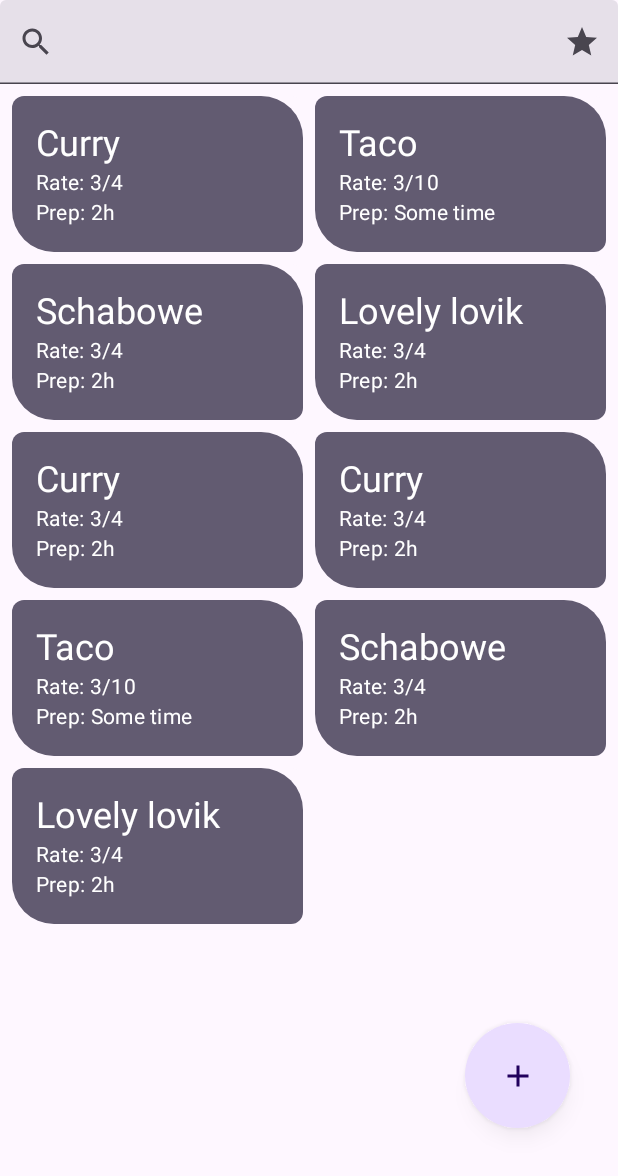
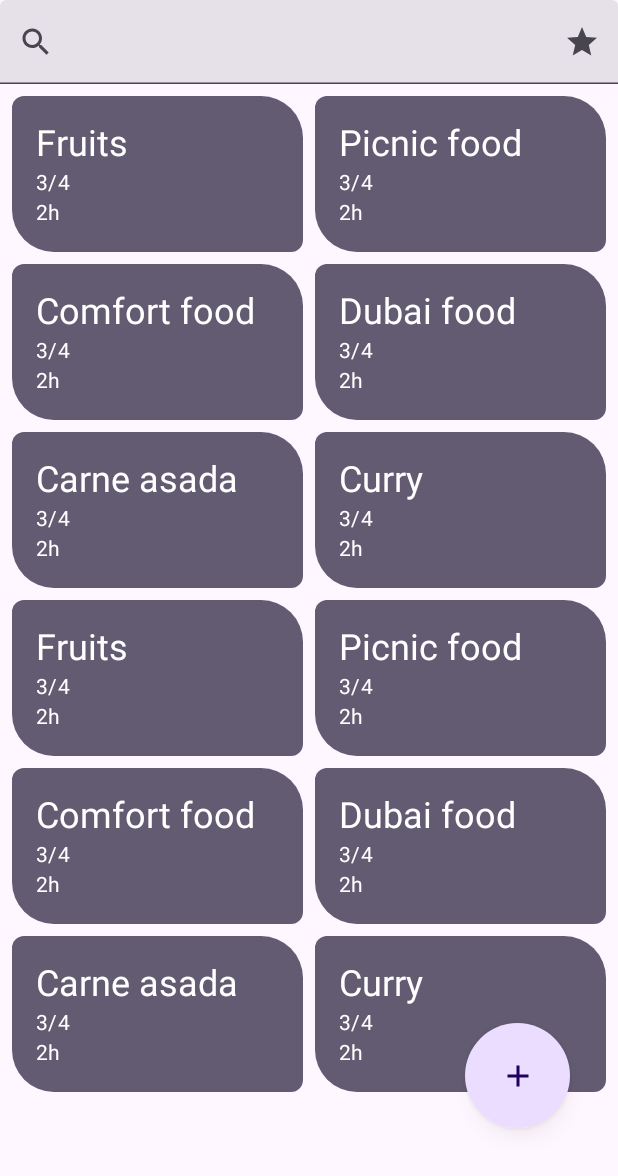
Before and after one commit to bardss/MyRecipeBookV2, an Android app built with Jetpack Compose: the screen it shows after launch (MainActivity), on a phone screen of 412 x 824 dp, the part 60-1236 px from its top. Run offline under Robolectric (Android 15) with nearby library versions, the phone set to English and light mode, and no system bars; our stand-ins replace Dagger/Hilt's generated code; pictures from the network do not load.

Commit message:
Hilt dependencies, viewModel

```diff
--- a/app/src/main/java/com/jakubaniola/myrecipebook/MainActivity.kt
+++ b/app/src/main/java/com/jakubaniola/myrecipebook/MainActivity.kt
@@ -4,7 +4,7 @@ import android.os.Bundle
 import androidx.activity.ComponentActivity
 import androidx.activity.compose.setContent
 import androidx.compose.material3.ExperimentalMaterial3Api
-import com.jakubaniola.myrecipebook.ui.mainlist.RecipesListScreen
+import com.jakubaniola.myrecipebook.ui.recipeslist.RecipesListScreen
 import com.jakubaniola.myrecipebook.ui.theme.MyRecipeBookTheme
 
 @ExperimentalMaterial3Api
--- /dev/null
+++ b/app/src/main/java/com/jakubaniola/myrecipebook/ui/base/UiState.kt
@@ -0,0 +1,9 @@
+package com.jakubaniola.myrecipebook.ui.base
+
+sealed class UiState<T> {
+    data class Error(val error: Throwable) : UiState<Throwable>()
+    object Loading : UiState<Nothing>()
+    data class Success<T>(
+        val state: T
+    ) : UiState<T>()
+}
--- a/app/src/main/java/com/jakubaniola/myrecipebook/ui/mainlist/RecipesListScreen.kt
+++ /dev/null
@@ -1,137 +0,0 @@
-package com.jakubaniola.myrecipebook.ui.mainlist
-
-import androidx.compose.foundation.ExperimentalFoundationApi
-import androidx.compose.foundation.layout.Arrangement
-import androidx.compose.foundation.layout.Column
-import androidx.compose.foundation.layout.PaddingValues
-import androidx.compose.foundation.layout.fillMaxWidth
-import androidx.compose.foundation.layout.height
-import androidx.compose.foundation.layout.padding
-import androidx.compose.foundation.layout.width
-import androidx.compose.foundation.lazy.staggeredgrid.LazyVerticalStaggeredGrid
-import androidx.compose.foundation.lazy.staggeredgrid.StaggeredGridCells
-import androidx.compose.foundation.lazy.staggeredgrid.items
-import androidx.compose.foundation.shape.CornerBasedShape
-import androidx.compose.foundation.shape.CornerSize
-import androidx.compose.foundation.shape.RoundedCornerShape
-import androidx.compose.material.icons.Icons
-import androidx.compose.material.icons.filled.Add
-import androidx.compose.material.icons.rounded.Add
-import androidx.compose.material3.ExperimentalMaterial3Api
-import androidx.compose.material3.FabPosition
-import androidx.compose.material3.FloatingActionButton
-import androidx.compose.material3.Icon
-import androidx.compose.material3.MaterialTheme
-import androidx.compose.material3.Scaffold
-import androidx.compose.material3.Text
-import androidx.compose.runtime.Composable
-import androidx.compose.runtime.mutableStateOf
-import androidx.compose.runtime.remember
-import androidx.compose.ui.Modifier
-import androidx.compose.ui.res.stringResource
-import androidx.compose.ui.tooling.preview.Preview
-import androidx.compose.ui.unit.dp
-import com.jakubaniola.components.CircularFloatingActionButton
-import com.jakubaniola.components.RecipeGridListItem
-import com.jakubaniola.components.RecipeSearchBar
-import com.jakubaniola.components.TopBar
-import com.jakubaniola.myrecipebook.R
-import com.jakubaniola.myrecipebook.ui.theme.MyRecipeBookTheme
-
-@ExperimentalMaterial3Api
-@Composable
-fun RecipesListScreen(
-    modifier: Modifier = Modifier
-) {
-    Scaffold(
-        topBar = {
-            TopBar(stringResource(id = R.string.app_name))
-        },
-        floatingActionButton = {
-            CircularFloatingActionButton(
-                icon = Icons.Default.Add,
-                contentDescription = "Add new recipe button"
-            )
-        },
-        content = { paddingValues ->
-            RecipesListContent(modifier, paddingValues)
-        },
-    )
-}
-
-@Composable
-@OptIn(ExperimentalFoundationApi::class)
-private fun RecipesListContent(
-    modifier: Modifier,
-    paddingValues: PaddingValues
-) {
-    val recipes = listOf(
-        RecipeListItem("Curry", "Rate: 3/4", "Prep: 2h", "https://cdn.britannica.com/36/123536-050-95CB0C6E/Variety-fruits-vegetables.jpg"),
-        RecipeListItem("Taco", "Rate: 3/10", "Prep: Some time", "https://cdn.loveandlemons.com/wp-content/uploads/2020/06/picnic-food.jpg"),
-        RecipeListItem("Schabowe", "Rate: 3/4", "Prep: 2h", "https://media.cnn.com/api/v1/images/stellar/prod/140430115517-06-comfort-foods.jpg"),
-        RecipeListItem("Lovely lovik", "Rate: 3/4", "Prep: 2h", "https://www.teenaagnel.com/wp-content/uploads/2019/12/food-photography-in-dubai.jpg"),
-        RecipeListItem("Curry", "Rate: 3/4", "Prep: 2h", "https://hips.hearstapps.com/hmg-prod/images/delish-210419-carne-asada-torta-01-portrait-jg-1620136948.jpg"),
-        RecipeListItem("Curry", "Rate: 3/4", "Prep: 2h", "https://cdn.britannica.com/36/123536-050-95CB0C6E/Variety-fruits-vegetables.jpg"),
-        RecipeListItem("Taco", "Rate: 3/10", "Prep: Some time", "https://cdn.loveandlemons.com/wp-content/uploads/2020/06/picnic-food.jpg"),
-        RecipeListItem("Schabowe", "Rate: 3/4", "Prep: 2h", "https://media.cnn.com/api/v1/images/stellar/prod/140430115517-06-comfort-foods.jpg"),
-        RecipeListItem("Lovely lovik", "Rate: 3/4", "Prep: 2h", "https://www.teenaagnel.com/wp-content/uploads/2019/12/food-photography-in-dubai.jpg"),
-    )
-    Column(
-        modifier = modifier
-            .padding(
-                top = paddingValues.calculateTopPadding()
-            )
-    ) {
-        RecipeSearchBar {
-        }
-        LazyVerticalStaggeredGrid(
-            columns = StaggeredGridCells.Fixed(2),
-            verticalItemSpacing = 8.dp,
-            horizontalArrangement = Arrangement.spacedBy(8.dp),
-            contentPadding = PaddingValues(
-                top = 8.dp,
-                start = 8.dp,
-                end = 8.dp,
-                bottom = 120.dp
-            ),
-            content = {
-                items(recipes) { recipe ->
-                    RecipeGridListItem(
-                        name = recipe.name,
-                        rate = recipe.rate,
-                        prepTime = recipe.prepTime,
-                        image = recipe.image,
-                        onGridListItemClick = {}
-                    )
-                }
-            }
-        )
-    }
-}
-
-@OptIn(ExperimentalMaterial3Api::class)
-@Preview
-@Composable
-fun RecipesListScreenPreview() {
-    MyRecipeBookTheme {
-        RecipesListScreen()
-    }
-}
-
-@Preview
-@Composable
-fun RecipesListContentPreview() {
-    MyRecipeBookTheme {
-        RecipesListContent(
-            Modifier,
-            PaddingValues(0.dp)
-        )
-    }
-}
-
-data class RecipeListItem(
-    val name: String,
-    val rate: String,
-    val prepTime: String,
-    val image: String
-)
--- /dev/null
+++ b/app/src/main/java/com/jakubaniola/myrecipebook/ui/recipeslist/RecipesListScreen.kt
@@ -0,0 +1,116 @@
+package com.jakubaniola.myrecipebook.ui.recipeslist
+
+import androidx.compose.foundation.ExperimentalFoundationApi
+import androidx.compose.foundation.layout.Arrangement
+import androidx.compose.foundation.layout.Column
+import androidx.compose.foundation.layout.PaddingValues
+import androidx.compose.foundation.layout.padding
+import androidx.compose.foundation.lazy.staggeredgrid.LazyVerticalStaggeredGrid
+import androidx.compose.foundation.lazy.staggeredgrid.StaggeredGridCells
+import androidx.compose.foundation.lazy.staggeredgrid.items
+import androidx.compose.material.icons.Icons
+import androidx.compose.material.icons.filled.Add
+import androidx.compose.material3.ExperimentalMaterial3Api
+import androidx.compose.material3.Scaffold
+import androidx.compose.runtime.Composable
+import androidx.compose.runtime.collectAsState
+import androidx.compose.ui.Modifier
+import androidx.compose.ui.res.stringResource
+import androidx.compose.ui.tooling.preview.Preview
+import androidx.compose.ui.unit.dp
+import com.jakubaniola.components.CircularFloatingActionButton
+import com.jakubaniola.components.RecipeGridListItem
+import com.jakubaniola.components.RecipeSearchBar
+import com.jakubaniola.components.TopBar
+import com.jakubaniola.myrecipebook.R
+import com.jakubaniola.myrecipebook.ui.theme.MyRecipeBookTheme
+import androidx.lifecycle.viewmodel.compose.viewModel
+import com.jakubaniola.myrecipebook.ui.base.UiState
+
+@ExperimentalMaterial3Api
+@Composable
+fun RecipesListScreen(
+    modifier: Modifier = Modifier,
+    viewModel: RecipesListViewModel = viewModel()
+) {
+    val uiState = viewModel.recipes.collectAsState().value
+    Scaffold(
+        topBar = {
+            TopBar(stringResource(id = R.string.app_name))
+        },
+        floatingActionButton = {
+            CircularFloatingActionButton(
+                icon = Icons.Default.Add,
+                contentDescription = "Add new recipe button"
+            )
+        },
+        content = { paddingValues ->
+            RecipesListContent(modifier, paddingValues, uiState)
+        },
+    )
+}
+
+@Composable
+@OptIn(ExperimentalFoundationApi::class)
+private fun RecipesListContent(
+    modifier: Modifier,
+    paddingValues: PaddingValues,
+    uiState: UiState<RecipesListState>
+) {
+    Column(
+        modifier = modifier
+            .padding(
+                top = paddingValues.calculateTopPadding()
+            )
+    ) {
+        RecipeSearchBar {
+        }
+        if (uiState is UiState.Success<RecipesListState>) {
+            val recipes = uiState.state.recipes
+            LazyVerticalStaggeredGrid(
+                columns = StaggeredGridCells.Fixed(2),
+                verticalItemSpacing = 8.dp,
+                horizontalArrangement = Arrangement.spacedBy(8.dp),
+                contentPadding = PaddingValues(
+                    top = 8.dp,
+                    start = 8.dp,
+                    end = 8.dp,
+                    bottom = 120.dp
+                ),
+                content = {
+                    items(recipes) { recipe ->
+                        RecipeGridListItem(
+                            name = recipe.name,
+                            rate = recipe.rateValue,
+                            prepTime = recipe.prepTimeValue,
+                            image = recipe.image,
+                            onGridListItemClick = {}
+                        )
+                    }
+                }
+            )
+        }
+
+    }
+}
+
+@OptIn(ExperimentalMaterial3Api::class)
+@Preview
+@Composable
+fun RecipesListScreenPreview() {
+    MyRecipeBookTheme {
+        RecipesListScreen()
+    }
+}
+
+@Preview
+@Composable
+fun RecipesListContentPreview() {
+    MyRecipeBookTheme {
+        RecipesListContent(
+            Modifier,
+            PaddingValues(0.dp),
+            UiState.Success(RecipesListState(listOf()))
+        )
+    }
+}
--- /dev/null
+++ b/app/src/main/java/com/jakubaniola/myrecipebook/ui/recipeslist/RecipesListState.kt
@@ -0,0 +1,14 @@
+package com.jakubaniola.myrecipebook.ui.recipeslist
+
+data class RecipesListState(
+    val recipes: List<RecipeItem>
+)
+
+data class RecipeItem(
+    val name: String,
+    val rateResource: Int,
+    val rateValue: String,
+    val prepTimeResource: Int,
+    val prepTimeValue: String,
+    val image: String
+)
--- /dev/null
+++ b/app/src/main/java/com/jakubaniola/myrecipebook/ui/recipeslist/RecipesListViewModel.kt
@@ -0,0 +1,117 @@
+package com.jakubaniola.myrecipebook.ui.recipeslist
+
+import androidx.lifecycle.ViewModel
+import com.jakubaniola.myrecipebook.R
+import com.jakubaniola.myrecipebook.ui.base.UiState
+import dagger.hilt.android.lifecycle.HiltViewModel
+import kotlinx.coroutines.flow.MutableStateFlow
+import kotlinx.coroutines.flow.StateFlow
+
+class RecipesListViewModel : ViewModel() {
+
+    private val _recipes: MutableStateFlow<UiState<RecipesListState>> = MutableStateFlow(
+        UiState.Success(placeholderRecipes)
+    )
+    val recipes: StateFlow<UiState<RecipesListState>> = _recipes
+}
+
+val placeholderRecipes = RecipesListState(
+    recipes = listOf(
+        RecipeItem(
+            name = "Fruits",
+            rateResource = R.string.rate,
+            rateValue = "3/4",
+            prepTimeResource = R.string.prep_time,
+            prepTimeValue = "2h",
+            image = "https://cdn.britannica.com/36/123536-050-95CB0C6E/Variety-fruits-vegetables.jpg"
+        ),
+        RecipeItem(
+            name = "Picnic food",
+            rateResource = R.string.rate,
+            rateValue = "3/4",
+            prepTimeResource = R.string.prep_time,
+            prepTimeValue = "2h",
+            image = "https://cdn.loveandlemons.com/wp-content/uploads/2020/06/picnic-food.jpg"
+        ),
+        RecipeItem(
+            name = "Comfort food",
+            rateResource = R.string.rate,
+            rateValue = "3/4",
+            prepTimeResource = R.string.prep_time,
+            prepTimeValue = "2h",
+            image = "https://media.cnn.com/api/v1/images/stellar/prod/140430115517-06-comfort-foods.jpg"
+        ),
+        RecipeItem(
+            name = "Dubai food",
+            rateResource = R.string.rate,
+            rateValue = "3/4",
+            prepTimeResource = R.string.prep_time,
+            prepTimeValue = "2h",
+            image = "https://www.teenaagnel.com/wp-content/uploads/2019/12/food-photography-in-dubai.jpg"
+        ),
+        RecipeItem(
+            name = "Carne asada",
+            rateResource = R.string.rate,
+            rateValue = "3/4",
+            prepTimeResource = R.string.prep_time,
+            prepTimeValue = "2h",
+            image = "https://hips.hearstapps.com/hmg-prod/images/delish-210419-carne-asada-torta-01-portrait-jg-1620136948.jpg"
+        ),
+        RecipeItem(
+            name = "Curry",
+            rateResource = R.string.rate,
+            rateValue = "3/4",
+            prepTimeResource = R.string.prep_time,
+            prepTimeValue = "2h",
+            image = "https://cdn.britannica.com/36/123536-050-95CB0C6E/Variety-fruits-vegetables.jpg"
+        ),
+        RecipeItem(
+            name = "Fruits",
+            rateResource = R.string.rate,
+            rateValue = "3/4",
+            prepTimeResource = R.string.prep_time,
+            prepTimeValue = "2h",
+            image = "https://cdn.britannica.com/36/123536-050-95CB0C6E/Variety-fruits-vegetables.jpg"
+        ),
+        RecipeItem(
+            name = "Picnic food",
+            rateResource = R.string.rate,
+            rateValue = "3/4",
+            prepTimeResource = R.string.prep_time,
+            prepTimeValue = "2h",
+            image = "https://cdn.loveandlemons.com/wp-content/uploads/2020/06/picnic-food.jpg"
+        ),
+        RecipeItem(
+            name = "Comfort food",
+            rateResource = R.string.rate,
+            rateValue = "3/4",
+            prepTimeResource = R.string.prep_time,
+            prepTimeValue = "2h",
+            image = "https://media.cnn.com/api/v1/images/stellar/prod/140430115517-06-comfort-foods.jpg"
+        ),
+        RecipeItem(
+            name = "Dubai food",
+            rateResource = R.string.rate,
+            rateValue = "3/4",
+            prepTimeResource = R.string.prep_time,
+            prepTimeValue = "2h",
+            image = "https://www.teenaagnel.com/wp-content/uploads/2019/12/food-photography-in-dubai.jpg"
+        ),
+        RecipeItem(
+            name = "Carne asada",
+            rateResource = R.string.rate,
+            rateValue = "3/4",
+            prepTimeResource = R.string.prep_time,
+            prepTimeValue = "2h",
+            image = "https://hips.hearstapps.com/hmg-prod/images/delish-210419-carne-asada-torta-01-portrait-jg-1620136948.jpg"
+        ),
+        RecipeItem(
+            name = "Curry",
+            rateResource = R.string.rate,
+            rateValue = "3/4",
+            prepTimeResource = R.string.prep_time,
+            prepTimeValue = "2h",
+            image = "https://cdn.britannica.com/36/123536-050-95CB0C6E/Variety-fruits-vegetables.jpg"
+        ),
+    )
+)
--- a/app/src/main/res/values/strings.xml
+++ b/app/src/main/res/values/strings.xml
@@ -1,3 +1,5 @@
 <resources>
     <string name="app_name">MyRecipeBook</string>
+    <string name="rate">Rate:</string>
+    <string name="prep_time">Prep. time:</string>
 </resources>
--- a/settings.gradle
+++ b/settings.gradle
@@ -12,6 +12,12 @@ dependencyResolutionManagement {
         mavenCentral()
     }
     versionCatalogs {
+        create('di') {
+            library('android', 'com.google.dagger:hilt-android:2.44')
+            library('compiler', 'com.google.dagger:hilt-compiler:2.44')
+            library('navigation', 'androidx.hilt:hilt-navigation-compose:1.0.0')
+            plugin('plugin', 'com.google.dagger.hilt.android').version("2.44")
+        }
         create('androidx') {
             library('core-ktx', 'androidx.core:core-ktx:1.10.1')
             library('lifecycle-runtime-ktx', 'androidx.lifecycle:lifecycle-runtime-ktx:2.6.1')
```
Also changed, not shown: app/build.gradle (+10 -0 lines).
